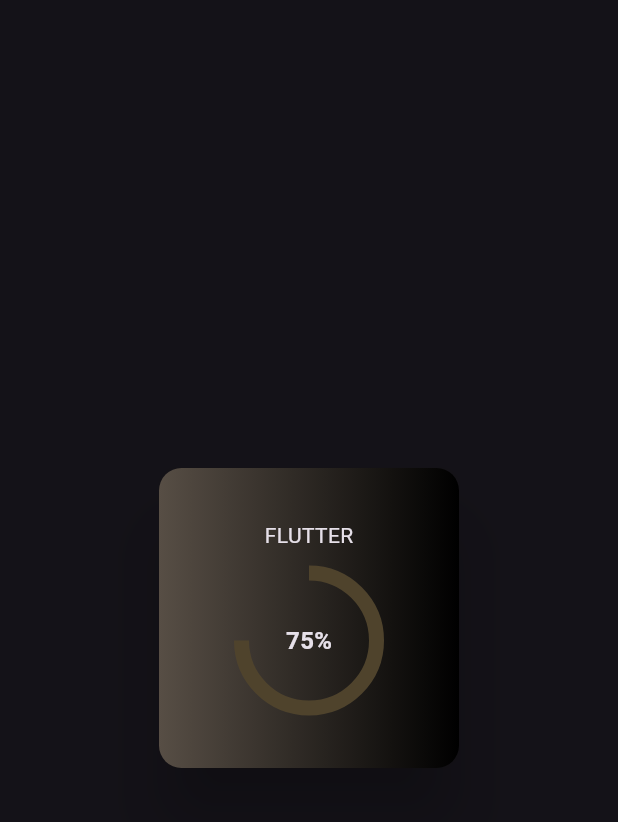
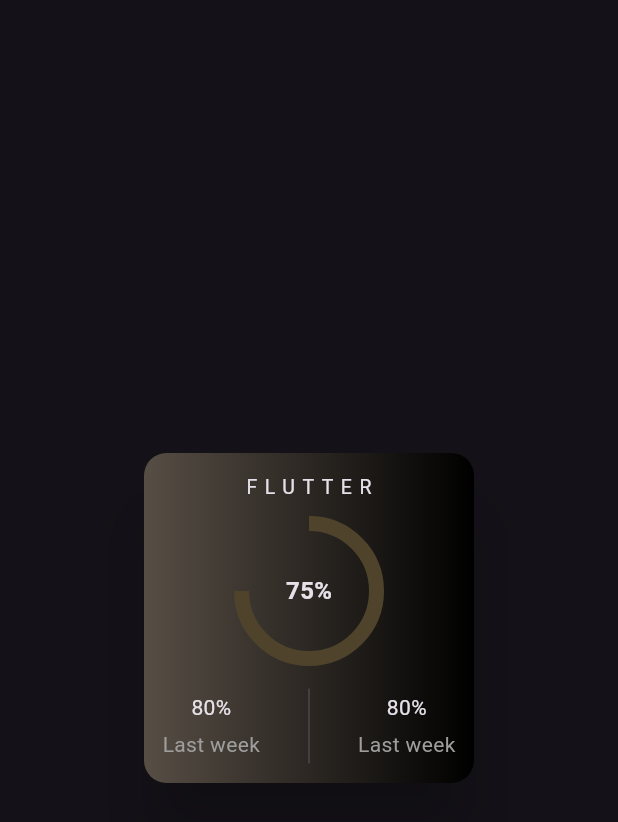
Before and after one commit to TheAsiyaS/newCreations, a Flutter app: the screen it shows after launch, on a phone screen of 412 x 824 dp. Shown: the top 822 px of the screen. Run offline on Flutter 3.47's test engine with Material 3 defaults, Android fonts, the phone set to English and light mode, and no system bars; our stand-ins replace carousel_slider.

Commit message:
personal website card done

```diff
--- a/lib/main.dart
+++ b/lib/main.dart
@@ -17,7 +17,6 @@
   }
 }
 
-
 class CardWidget extends StatelessWidget {
   const CardWidget({super.key});
 
@@ -33,24 +32,58 @@
                 elevation: 20,
                 color: Colors.transparent,
                 child: Container(
-                  height: 200,
-                  width: 200,
+                  height: 220,
+                  width: 220,
                   decoration: BoxDecoration(
                     gradient: const LinearGradient(
                       colors: [Color.fromARGB(255, 87, 78, 69), Colors.black],
                     ),
-                    borderRadius:
-                        BorderRadius.circular(15.0), // Adjust the value as needed
+                    borderRadius: BorderRadius.circular(
+                        15.0), // Adjust the value as needed
                   ),
                   child: Column(
                     mainAxisAlignment: MainAxisAlignment.center,
                     children: [
-                      Text('FLUTTER'),
-                      SizedBox(height: 10),
+                      const Text(
+                        'FLUTTER',
+                        style: TextStyle(letterSpacing: 5, fontSize: 13),
+                      ),
+                      const SizedBox(height: 10),
                       CircularSliderWidget(
                         percentage: 75, // Your skill percentage here
                         size: 100.0,
                       ),
+                      const SizedBox(
+                        height: 15,
+                      ),
+                      const Row(
+                        mainAxisAlignment: MainAxisAlignment.spaceAround,
+                        children: [
+                          Column(
+                            children: [
+                              Text('80%'),
+                              SizedBox(
+                                height: 5,
+                              ),
+                              Text(
+                                'Last week',
+                                style: TextStyle(color: Colors.grey),
+                              )
+                            ],
+                          ),
+                          SizedBox(height: 50, child: VerticalDivider()),
+                          Column(
+                            children: [
+                              Text('80%'),
+                              SizedBox(
+                                height: 5,
+                              ),
+                              Text('Last week',
+                                  style: TextStyle(color: Colors.grey))
+                            ],
+                          ),
+                        ],
+                      )
                     ],
                   ),
                 ),
@@ -82,7 +115,7 @@
         CustomPaint(
           painter: CircularSliderPainter(
             percentage: widget.percentage,
-            sliderColor:const Color.fromARGB(255, 79, 67, 44),
+            sliderColor: const Color.fromARGB(255, 79, 67, 44),
             baseColor: Colors.transparent,
           ),
           size: Size(widget.size, widget.size),
@@ -140,6 +173,7 @@
     return true;
   }
 }
+
 class MyPageView extends StatefulWidget {
   const MyPageView({super.key});
 
```
